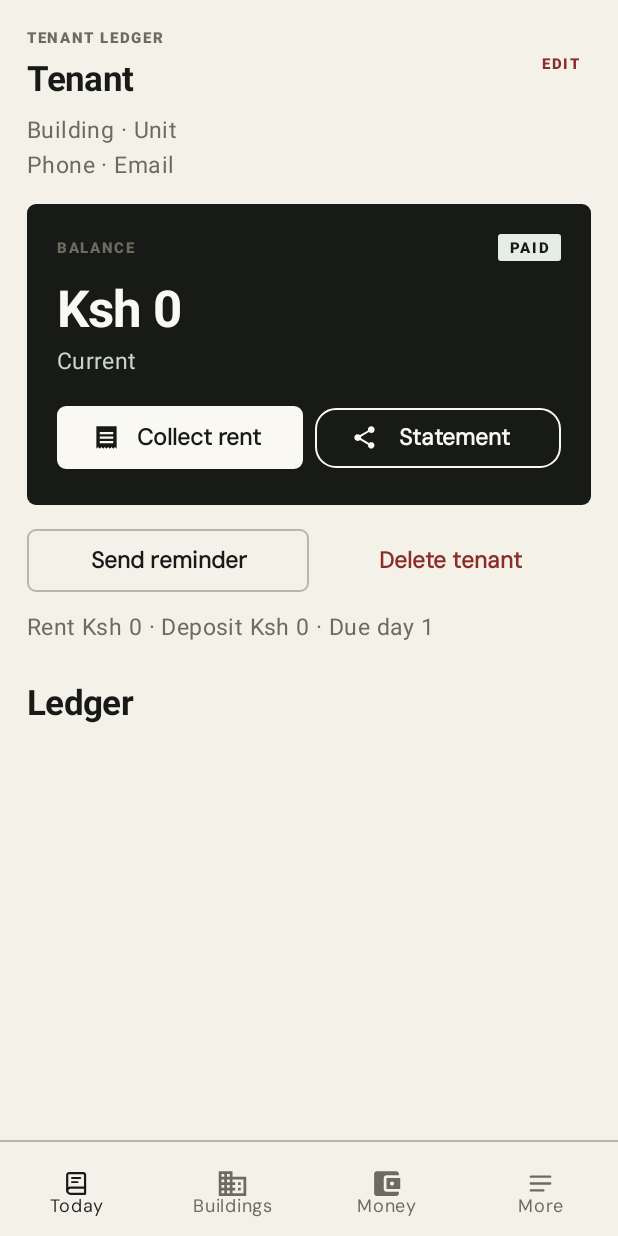
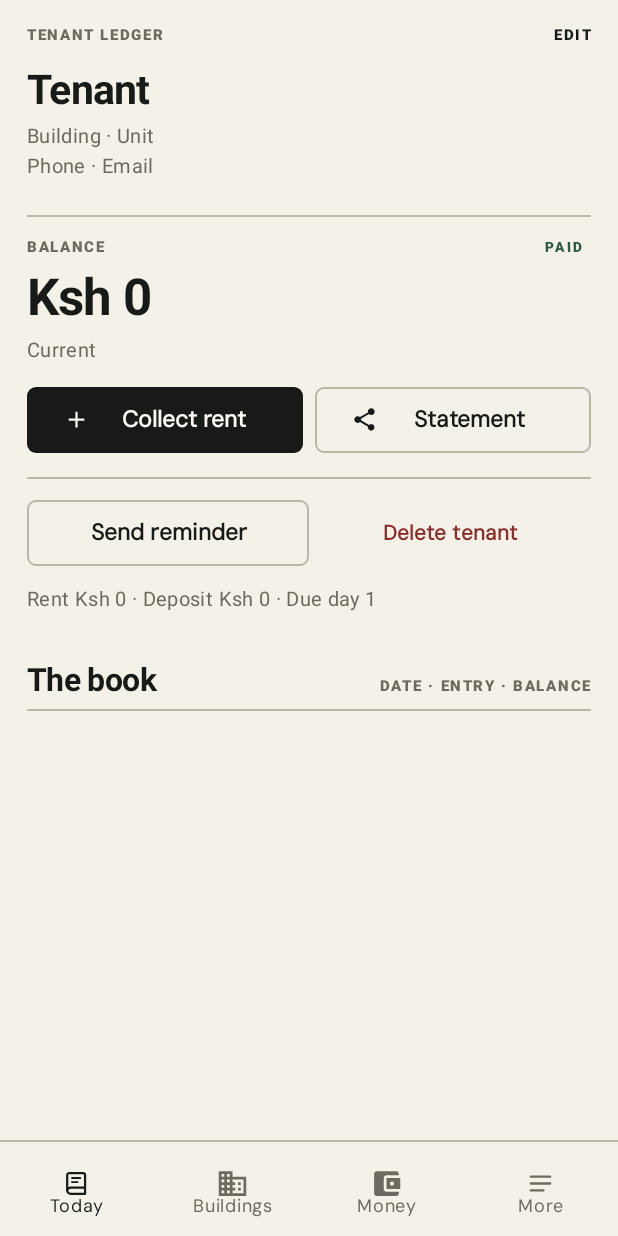
Before and after one commit to ArnoldCurtisStrath/property-management-system, an Android app: the TenantDetailsFragment screen opened through its navigation route, on a phone screen of 412 x 824 dp. Run offline under Robolectric (Android 15) with nearby library versions, the phone set to English and light mode, and no system bars; our stand-ins replace Room's generated code, navigation-ui; 1 statement that could not run was skipped.

Commit message:
set the tenant book and receipt in the new ink and stamp

```diff
--- a/app/src/main/res/layout/fragment_tenant_details.xml
+++ b/app/src/main/res/layout/fragment_tenant_details.xml
@@ -10,7 +10,10 @@
         android:layout_width="match_parent"
         android:layout_height="wrap_content"
         android:orientation="vertical"
-        android:padding="@dimen/screen_padding">
+        android:paddingStart="@dimen/screen_padding"
+        android:paddingTop="8dp"
+        android:paddingEnd="@dimen/screen_padding"
+        android:paddingBottom="@dimen/space_3xl">
 
         <LinearLayout
             android:layout_width="match_parent"
@@ -18,27 +21,12 @@
             android:gravity="center_vertical"
             android:orientation="horizontal">
 
-            <LinearLayout
+            <TextView
+                style="@style/TextAppearance.Sahihi.Label"
                 android:layout_width="0dp"
                 android:layout_height="wrap_content"
                 android:layout_weight="1"
-                android:orientation="vertical">
-
-                <TextView
-                    style="@style/TextAppearance.Sahihi.Label"
-                    android:layout_width="wrap_content"
-                    android:layout_height="wrap_content"
-                    android:text="TENANT LEDGER"
-                    android:textColor="@color/gold" />
-
-                <TextView
-                    android:id="@+id/tenantName"
-                    style="@style/TextAppearance.Sahihi.Headline"
-                    android:layout_width="wrap_content"
-                    android:layout_height="wrap_content"
-                    android:layout_marginTop="@dimen/space_xs"
-                    android:text="Tenant" />
-            </LinearLayout>
+                android:text="TENANT LEDGER" />
 
             <TextView
                 android:id="@+id/editButton"
@@ -47,64 +35,77 @@
                 android:layout_height="wrap_content"
                 android:clickable="true"
                 android:focusable="true"
-                android:padding="@dimen/space_sm"
+                android:paddingStart="10dp"
+                android:paddingTop="8dp"
+                android:paddingBottom="8dp"
                 android:text="EDIT"
-                android:textColor="@color/secondary" />
+                android:textColor="@color/ink" />
         </LinearLayout>
+
+        <TextView
+            android:id="@+id/tenantName"
+            style="@style/TextAppearance.Sahihi.Headline"
+            android:layout_width="match_parent"
+            android:layout_height="wrap_content"
+            android:layout_marginTop="2dp"
+            android:text="Tenant"
+            android:textSize="27sp" />
 
         <TextView
             android:id="@+id/unitLine"
             style="@style/TextAppearance.Sahihi.Body.Muted"
             android:layout_width="match_parent"
             android:layout_height="wrap_content"
-            android:layout_marginTop="@dimen/space_sm"
-            android:text="Building · Unit" />
+            android:layout_marginTop="3dp"
+            android:text="Building · Unit"
+            android:textSize="13sp" />
 
         <TextView
             android:id="@+id/contactLine"
             style="@style/TextAppearance.Sahihi.Body.Muted"
             android:layout_width="match_parent"
             android:layout_height="wrap_content"
-            android:layout_marginTop="2dp"
-            android:text="Phone · Email" />
-
-        <FrameLayout
-            android:layout_width="match_parent"
-            android:layout_height="wrap_content"
-            android:layout_marginTop="@dimen/space_lg"
-            android:background="@drawable/bg_hero"
-            android:padding="@dimen/space_xl">
+            android:layout_marginTop="1dp"
+            android:text="Phone · Email"
+            android:textSize="13sp" />
 
         <LinearLayout
             android:layout_width="match_parent"
             android:layout_height="wrap_content"
+            android:layout_marginTop="24dp"
             android:orientation="vertical">
+
+            <View
+                android:layout_width="match_parent"
+                android:layout_height="1dp"
+                android:background="@color/rule_strong" />
 
             <LinearLayout
                 android:layout_width="match_parent"
                 android:layout_height="wrap_content"
-                    android:orientation="horizontal">
+                android:gravity="center_vertical"
+                android:orientation="horizontal"
+                android:paddingTop="12dp">
 
                 <TextView
                     style="@style/TextAppearance.Sahihi.Label"
                     android:layout_width="0dp"
                     android:layout_height="wrap_content"
                     android:layout_weight="1"
-                        android:text="BALANCE"
-                        android:textColor="@color/gold" />
+                    android:text="BALANCE" />
 
                 <TextView
                     android:id="@+id/statusChip"
-                        style="@style/TextAppearance.Sahihi.Label"
+                    style="@style/TextAppearance.Sahihi.Stamp"
                     android:layout_width="wrap_content"
                     android:layout_height="wrap_content"
-                        android:background="@drawable/bg_chip_paid"
-                        android:paddingStart="8dp"
-                        android:paddingTop="2dp"
-                        android:paddingEnd="8dp"
-                        android:paddingBottom="2dp"
+                    android:paddingStart="6dp"
+                    android:paddingTop="1dp"
+                    android:paddingEnd="6dp"
+                    android:paddingBottom="1dp"
+                    android:rotation="-1.5"
                     android:text="PAID"
-                        android:textColor="@color/primary" />
+                    android:textColor="@color/paid" />
             </LinearLayout>
 
             <TextView
@@ -112,76 +113,83 @@
                 style="@style/TextAppearance.Sahihi.Money.Large"
                 android:layout_width="wrap_content"
                 android:layout_height="wrap_content"
-                    android:layout_marginTop="@dimen/space_sm"
-                    android:text="Ksh 0"
-                    android:textColor="@color/paper_surface" />
+                android:layout_marginTop="2dp"
+                android:text="Ksh 0" />
 
             <TextView
                 android:id="@+id/agingLine"
-                    style="@style/TextAppearance.Sahihi.Body"
-                    android:layout_width="wrap_content"
+                style="@style/TextAppearance.Sahihi.Body.Muted"
+                android:layout_width="match_parent"
                 android:layout_height="wrap_content"
-                    android:layout_marginTop="2dp"
+                android:layout_marginTop="4dp"
                 android:text="Current"
-                    android:textColor="#C9D6D0" />
+                android:textSize="13sp" />
 
             <LinearLayout
                 android:layout_width="match_parent"
                 android:layout_height="wrap_content"
-                    android:layout_marginTop="@dimen/space_lg"
+                android:layout_marginTop="16dp"
                 android:orientation="horizontal">
 
                 <com.google.android.material.button.MaterialButton
                     android:id="@+id/collectButton"
                     style="@style/Widget.Sahihi.Button"
                     android:layout_width="0dp"
-                        android:layout_height="wrap_content"
+                    android:layout_height="44dp"
                     android:layout_weight="1"
+                    android:insetTop="0dp"
+                    android:insetBottom="0dp"
                     android:text="Collect rent"
-                        android:textColor="@color/primary"
-                        app:backgroundTint="@color/paper_surface"
-                        app:icon="@drawable/ic_receipt"
-                        app:iconTint="@color/primary" />
+                    app:icon="@drawable/ic_add" />
 
                 <com.google.android.material.button.MaterialButton
                     android:id="@+id/statementButton"
-                        style="@style/Widget.Material3.Button.OutlinedButton"
+                    style="@style/Widget.Sahihi.Button.Outlined"
                     android:layout_width="0dp"
-                        android:layout_height="wrap_content"
+                    android:layout_height="44dp"
                     android:layout_marginStart="@dimen/space_sm"
                     android:layout_weight="1"
+                    android:insetTop="0dp"
+                    android:insetBottom="0dp"
                     android:text="Statement"
-                        android:textColor="@color/paper_surface"
-                        app:cornerRadius="14dp"
                     app:icon="@drawable/ic_share"
-                        app:iconTint="@color/paper_surface"
-                        app:strokeColor="@color/paper_surface" />
+                    app:iconTint="@color/ink" />
             </LinearLayout>
+
+            <View
+                android:layout_width="match_parent"
+                android:layout_height="1dp"
+                android:layout_marginTop="16dp"
+                android:background="@color/rule_strong" />
         </LinearLayout>
-        </FrameLayout>
 
         <LinearLayout
             android:layout_width="match_parent"
             android:layout_height="wrap_content"
-            android:layout_marginTop="@dimen/space_md"
+            android:layout_marginTop="14dp"
             android:orientation="horizontal">
 
             <com.google.android.material.button.MaterialButton
                 android:id="@+id/remindButton"
                 style="@style/Widget.Sahihi.Button.Outlined"
                 android:layout_width="0dp"
-                android:layout_height="wrap_content"
+                android:layout_height="44dp"
                 android:layout_weight="1"
+                android:insetTop="0dp"
+                android:insetBottom="0dp"
                 android:text="Send reminder" />
 
             <com.google.android.material.button.MaterialButton
                 android:id="@+id/deleteTenantButton"
-                style="@style/Widget.Material3.Button.TextButton"
+                style="@style/Widget.Sahihi.Button.Quiet"
                 android:layout_width="0dp"
-                android:layout_height="wrap_content"
+                android:layout_height="44dp"
                 android:layout_weight="1"
+                android:insetTop="0dp"
+                android:insetBottom="0dp"
                 android:text="Delete tenant"
-                android:textColor="@color/danger" />
+                android:textColor="@color/stamp"
+                app:iconTint="@color/stamp" />
         </LinearLayout>
 
         <TextView
@@ -189,21 +197,42 @@
             style="@style/TextAppearance.Sahihi.Body.Muted"
             android:layout_width="match_parent"
             android:layout_height="wrap_content"
-            android:layout_marginTop="@dimen/space_sm"
-            android:text="Rent Ksh 0 · Deposit Ksh 0 · Due day 1" />
+            android:layout_marginTop="12dp"
+            android:text="Rent Ksh 0 · Deposit Ksh 0 · Due day 1"
+            android:textSize="13sp" />
+
+        <LinearLayout
+            android:layout_width="match_parent"
+            android:layout_height="wrap_content"
+            android:layout_marginTop="30dp"
+            android:gravity="bottom"
+            android:orientation="horizontal">
 
             <TextView
                 style="@style/TextAppearance.Sahihi.Headline"
+                android:layout_width="0dp"
+                android:layout_height="wrap_content"
+                android:layout_weight="1"
+                android:text="The book"
+                android:textSize="21sp" />
+
+            <TextView
+                style="@style/TextAppearance.Sahihi.Label"
                 android:layout_width="wrap_content"
                 android:layout_height="wrap_content"
-            android:layout_marginTop="@dimen/space_2xl"
-            android:text="Ledger" />
+                android:text="DATE · ENTRY · BALANCE" />
+        </LinearLayout>
+
+        <View
+            android:layout_width="match_parent"
+            android:layout_height="1dp"
+            android:layout_marginTop="6dp"
+            android:background="@color/rule_strong" />
 
         <androidx.recyclerview.widget.RecyclerView
             android:id="@+id/ledgerList"
             android:layout_width="match_parent"
             android:layout_height="wrap_content"
-            android:layout_marginTop="@dimen/space_xs"
             android:nestedScrollingEnabled="false" />
 
         <TextView
```
Also changed, not shown: app/src/main/java/com/example/propertymanagementsystem/ui/dashboard/ReceiptMiniAdapter.kt (+13 -4 lines), app/src/main/java/com/example/propertymanagementsystem/ui/tenants/TenantDetailsFragment.kt (+16 -6 lines), app/src/main/java/com/example/propertymanagementsystem/util/ReceiptGenerator.kt (+22 -23 lines), app/src/main/res/layout/fragment_receipt.xml (+7 -5 lines), app/src/main/res/layout/item_ledger_entry.xml (+21 -11 lines), app/src/main/res/layout/item_receipt_mini.xml (+10 -20 lines). Lines whose indentation alone changed are shown as unchanged.
